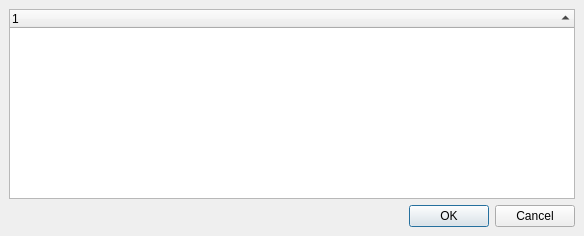
Above: src/ui/qgssublayersdialogbase.ui from carsmie/QGIS before the change. Below: the same form after it.
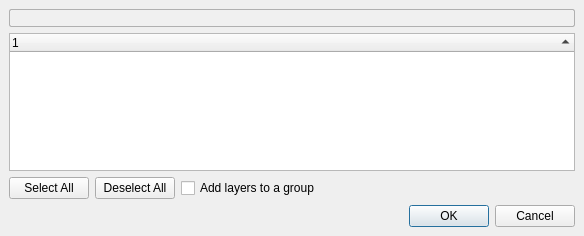
That is the form after the change.

Commit message: Add the filename to the "Select Layers to Add.."

```diff
--- a/src/ui/qgssublayersdialogbase.ui
+++ b/src/ui/qgssublayersdialogbase.ui
@@ -20,7 +20,7 @@
    <property name="spacing">
     <number>6</number>
    </property>
-   <item row="0" column="0">
+   <item row="1" column="0">
     <widget class="QTreeWidget" name="layersTable">
      <property name="selectionMode">
       <enum>QAbstractItemView::ExtendedSelection</enum>
@@ -41,7 +41,7 @@
      </column>
     </widget>
    </item>
-   <item row="2" column="0">
+   <item row="3" column="0">
     <widget class="QDialogButtonBox" name="buttonBox">
      <property name="orientation">
       <enum>Qt::Horizontal</enum>
@@ -51,6 +51,60 @@
      </property>
     </widget>
    </item>
+   <item row="2" column="0">
+    <layout class="QHBoxLayout" name="horizontalLayout">
+     <item>
+      <widget class="QPushButton" name="btnSelectAll">
+       <property name="text">
+        <string>Select All</string>
+       </property>
+      </widget>
+     </item>
+     <item>
+      <widget class="QPushButton" name="btnDeselectAll">
+       <property name="text">
+        <string>Deselect All</string>
+       </property>
+      </widget>
+     </item>
+     <item>
+      <widget class="QCheckBox" name="mCbxAddToGroup">
+       <property name="text">
+        <string>Add layers to a group</string>
+       </property>
+      </widget>
+     </item>
+     <item>
+      <spacer name="horizontalSpacer">
+       <property name="orientation">
+        <enum>Qt::Horizontal</enum>
+       </property>
+       <property name="sizeHint" stdset="0">
+        <size>
+         <width>40</width>
+         <height>20</height>
+        </size>
+       </property>
+      </spacer>
+     </item>
+    </layout>
+   </item>
+   <item row="0" column="0">
+    <widget class="QLineEdit" name="txtFilePath">
+     <property name="toolTip">
+      <string>Current file source</string>
+     </property>
+     <property name="styleSheet">
+      <string notr="true">color: #505050;
+background-color: #F0F0F0;
+border: 1px solid #B0B0B0;
+border-radius: 2px;</string>
+     </property>
+     <property name="readOnly">
+      <bool>true</bool>
+     </property>
+    </widget>
+   </item>
   </layout>
  </widget>
  <layoutdefault spacing="6" margin="11"/>
```
The commit also changes 6 other files.
